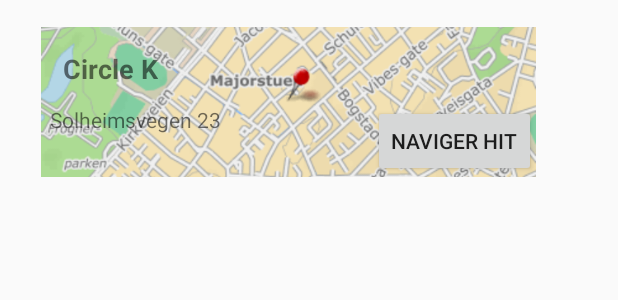
After one commit to redhotk1m/Elfin, an Android app: the layout activity_about_charger.xml on its own in the app's theme, with its tools: preview values and no code run, on a phone screen of 412 x 824 dp. The commit adds this screen. Shown: the top 300 px of the screen. Run offline under Robolectric (Android 15) with nearby library versions, the phone set to English and light mode, and no system bars.

Commit message:
Naviger hit virke, trenger å bruke mobilen for å funke pga gps

```diff
--- /dev/null
+++ b/app/src/main/java/com/example/elfin/AboutCharger.java
@@ -0,0 +1,36 @@
+package com.example.elfin;
+
+import android.content.Intent;
+import android.net.Uri;
+import android.os.Bundle;
+import android.view.View;
+import android.widget.Button;
+
+import androidx.annotation.Nullable;
+import androidx.appcompat.app.AppCompatActivity;
+
+import com.example.elfin.R;
+
+public class AboutCharger extends AppCompatActivity {
+
+    @Override
+    protected void onCreate(Bundle savedInstanceState) {
+        super.onCreate(savedInstanceState);
+        setContentView(R.layout.activity_about_charger);
+        Button button = findViewById(R.id.button2);
+
+        button.setOnClickListener(new View.OnClickListener() {
+            @Override
+            public void onClick(View view) {
+                Uri gmmIntentUri = Uri.parse("google.navigation:q=59.909266,10.742538&mode=d");
+                Intent mapIntent = new Intent(Intent.ACTION_VIEW, gmmIntentUri);
+                mapIntent.setPackage("com.google.android.apps.maps");
+                if (mapIntent.resolveActivity(getPackageManager()) != null) {
+                    startActivity(mapIntent);
+                }
+
+            }
+        });
+
+    }
+}
--- a/app/src/main/java/com/example/elfin/MainActivity.java
+++ b/app/src/main/java/com/example/elfin/MainActivity.java
@@ -8,6 +8,7 @@ import androidx.core.content.ContextCompat;
 import android.Manifest;
 import android.content.Intent;
 import android.content.pm.PackageManager;
+import android.net.Uri;
 import android.os.Bundle;
 import android.view.View;
 import android.widget.ArrayAdapter;
@@ -35,6 +36,7 @@ public class MainActivity extends AppCompatActivity implements ActivityCompat.On
 
         super.onCreate(savedInstanceState);
         setContentView(R.layout.activity_main);
+
         Spinner dropdown = findViewById(R.id.chooseCar);
         ImageButton imageButton = findViewById(R.id.imageButtonDriveNow);
         final EditText editText = findViewById(R.id.editTextToAPlace);
@@ -43,6 +45,8 @@ public class MainActivity extends AppCompatActivity implements ActivityCompat.On
         ArrayAdapter<String> adapter = new ArrayAdapter<>(this, android.R.layout.simple_spinner_dropdown_item, items);
         dropdown.setAdapter(adapter);
         dropdown.setPrompt("EB12342 VW e-Golf");
+
+
 
 
         /*
@@ -57,6 +61,7 @@ public class MainActivity extends AppCompatActivity implements ActivityCompat.On
             }
         });
         */
+
 
 
 
--- /dev/null
+++ b/app/src/main/res/layout/activity_about_charger.xml
@@ -0,0 +1,59 @@
+<?xml version="1.0" encoding="utf-8"?>
+<androidx.constraintlayout.widget.ConstraintLayout
+    xmlns:android="http://schemas.android.com/apk/res/android"
+    xmlns:app="http://schemas.android.com/apk/res-auto"
+    xmlns:tools="http://schemas.android.com/tools"
+    android:layout_width="match_parent"
+    android:layout_height="match_parent">
+
+    <ImageView
+        android:id="@+id/imageView3"
+        android:layout_width="330dp"
+        android:layout_height="100dp"
+        android:scaleType="centerCrop"
+        app:layout_constraintBottom_toBottomOf="parent"
+        app:layout_constraintEnd_toEndOf="parent"
+        app:layout_constraintHorizontal_bias="0.333"
+        app:layout_constraintStart_toStartOf="parent"
+        app:layout_constraintTop_toTopOf="parent"
+        app:layout_constraintVertical_bias="0.025"
+        app:srcCompat="@drawable/staticmap" />
+
+    <Button
+        android:id="@+id/button2"
+        android:layout_width="wrap_content"
+        android:layout_height="wrap_content"
+        android:text="Naviger hit"
+        app:layout_constraintBottom_toBottomOf="@+id/imageView3"
+        app:layout_constraintEnd_toEndOf="@+id/imageView3"
+        app:layout_constraintHorizontal_bias="1.0"
+        app:layout_constraintStart_toStartOf="@+id/imageView3"
+        app:layout_constraintTop_toTopOf="@+id/imageView3"
+        app:layout_constraintVertical_bias="1.0" />
+
+    <TextView
+        android:id="@+id/textView"
+        android:layout_width="wrap_content"
+        android:layout_height="wrap_content"
+        android:text="Circle K"
+        android:textSize="18sp"
+        android:textStyle="bold"
+        app:layout_constraintBottom_toBottomOf="@+id/imageView3"
+        app:layout_constraintEnd_toEndOf="@+id/imageView3"
+        app:layout_constraintHorizontal_bias="0.056"
+        app:layout_constraintStart_toStartOf="@+id/imageView3"
+        app:layout_constraintTop_toTopOf="@+id/imageView3"
+        app:layout_constraintVertical_bias="0.2" />
+
+    <TextView
+        android:id="@+id/textView2"
+        android:layout_width="wrap_content"
+        android:layout_height="wrap_content"
+        android:text="Solheimsvegen 23"
+        app:layout_constraintBottom_toBottomOf="@+id/imageView3"
+        app:layout_constraintEnd_toEndOf="@+id/imageView3"
+        app:layout_constraintHorizontal_bias="0.027"
+        app:layout_constraintStart_toStartOf="@+id/imageView3"
+        app:layout_constraintTop_toBottomOf="@+id/textView"
+        app:layout_constraintVertical_bias="0.292" />
+</androidx.constraintlayout.widget.ConstraintLayout>
```
Also changed, not shown: app/src/main/res/drawable/staticmap.png (added), 1 other file.
